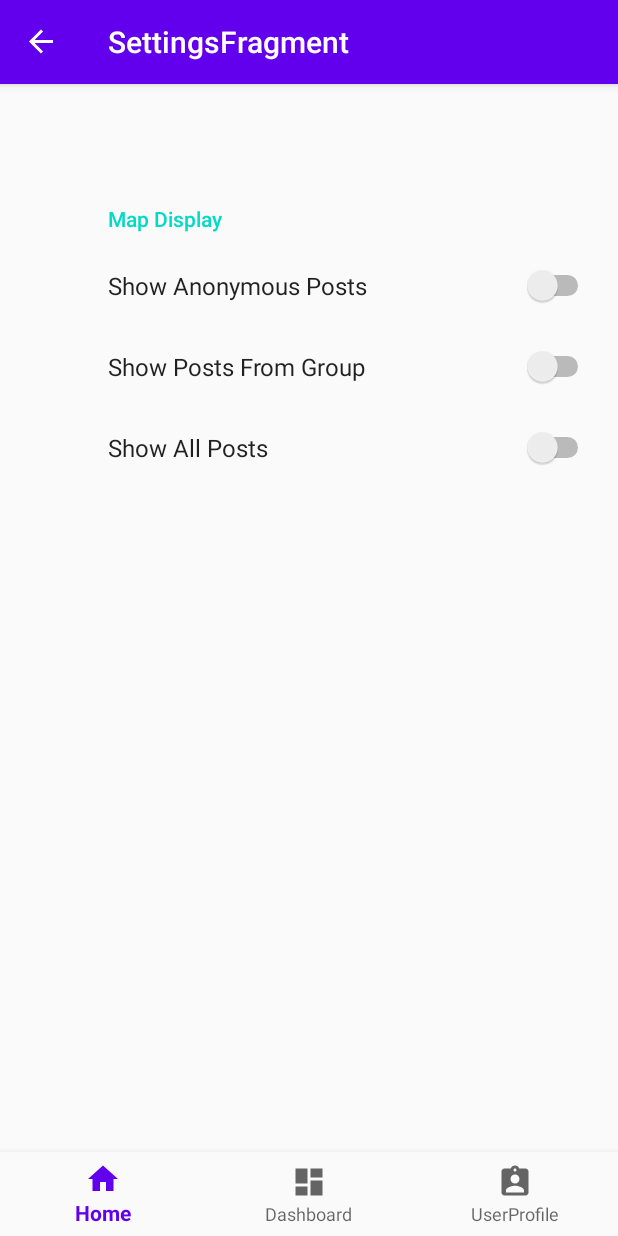
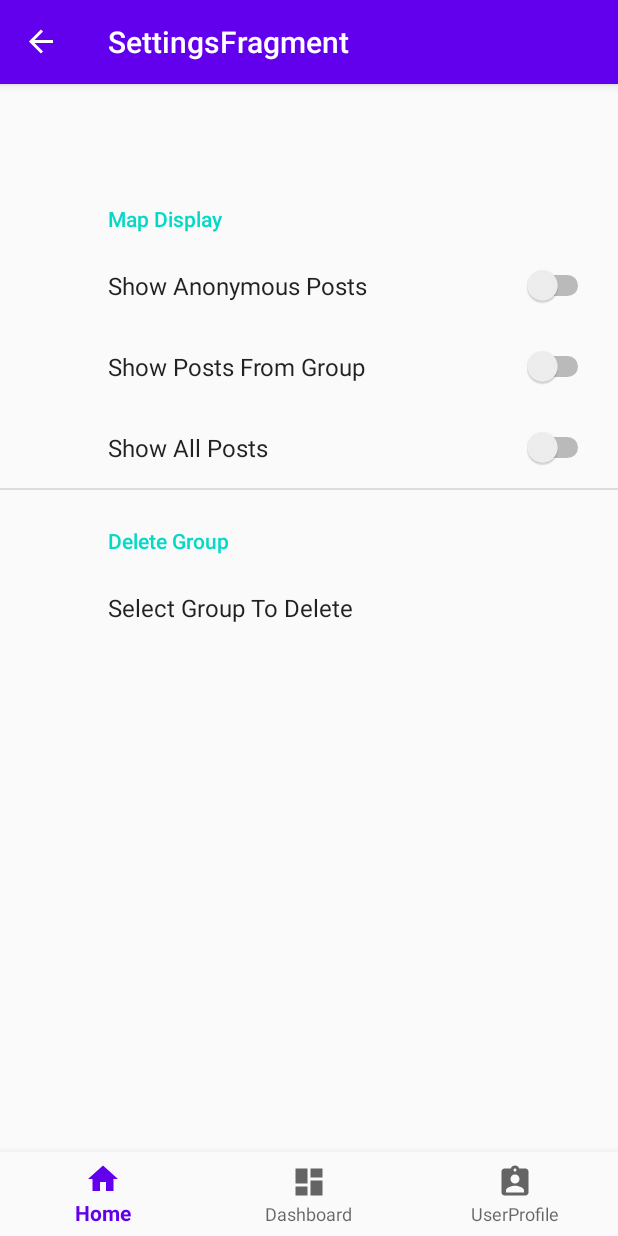
Before and after one commit to Chener-Zhang/Post-It-Social-Media-App, an Android app: the SettingsFragment screen opened through its navigation route, on a phone screen of 412 x 824 dp. Run offline under Robolectric (Android 15) with nearby library versions, the phone set to English and light mode, and no system bars; our stand-ins replace Firebase (no records; nobody signed in at launch, a user with empty details on screens opened directly), androidx.preference, navigation-ui.

Commit message:
*serialization for group class *need to turn list preference into spinner for deleting groups.

```diff
--- a/app/src/main/java/edu/temple/project_post_it/ui/UserProfile/SettingsFragment.java
+++ b/app/src/main/java/edu/temple/project_post_it/ui/UserProfile/SettingsFragment.java
@@ -17,7 +17,6 @@ import androidx.preference.SwitchPreference;
 import edu.temple.project_post_it.R;
 
 public class SettingsFragment extends PreferenceFragmentCompat implements SharedPreferences.OnSharedPreferenceChangeListener {
-    SharedPreferences preferences;
     Context context;
     SwitchPreference anon, group, all;
 
@@ -38,6 +37,9 @@ public class SettingsFragment extends PreferenceFragmentCompat implements Shared
     @Override
     public void onCreatePreferences(Bundle savedInstanceState, String rootKey) {
         setPreferencesFromResource(R.xml.root_preferences, rootKey);
+        anon = findPreference(context.getResources().getString(R.string.anon_key));
+        group = findPreference(context.getResources().getString(R.string.group_key));
+        all = findPreference(context.getResources().getString(R.string.all_key));
     }
 
     @Override
@@ -56,9 +58,6 @@ public class SettingsFragment extends PreferenceFragmentCompat implements Shared
     //clean up with some test code but preferences saved, need to implement flags in database
     @Override
     public void onSharedPreferenceChanged(SharedPreferences sharedPreferences, String key) {
-        SwitchPreference anon = findPreference(context.getResources().getString(R.string.anon_key));
-        SwitchPreference group = findPreference(context.getResources().getString(R.string.group_key));
-        SwitchPreference all = findPreference(context.getResources().getString(R.string.all_key));
         switch (key) {
             case "ANON KEY":
                 if (anon.isChecked()) {
--- a/app/src/main/java/edu/temple/project_post_it/ui/home/ImageCreationFragment.java
+++ b/app/src/main/java/edu/temple/project_post_it/ui/home/ImageCreationFragment.java
@@ -46,7 +46,7 @@ public class ImageCreationFragment extends Fragment {
     LatLng latLng;
     FirebaseUser currentUser;
     Activity activity;
-Uri imageUri;
+    Uri imageUri;
 
     String currentPhotoPath;
     static final int REQUEST_TAKE_PHOTO = 713;
--- a/app/src/main/res/values/arrays.xml
+++ b/app/src/main/res/values/arrays.xml
@@ -4,9 +4,4 @@
         <item>Reply</item>
         <item>Reply to all</item>
     </string-array>
-
-    <string-array name="reply_values">
-        <item>reply</item>
-        <item>reply_all</item>
-    </string-array>
 </resources>
--- a/app/src/main/res/values/strings.xml
+++ b/app/src/main/res/values/strings.xml
@@ -22,15 +22,20 @@
     <string name="hello_world">Hello Square World!</string>
     <!-- Preference Titles -->
     <string name="map_display">Map Display</string>
+    <string name="group_edit">Delete Group</string>
 
     <!-- Map Display Preferences -->
     <string name="show_group">Show Posts From Group</string>
     <string name="show_anon">Show Anonymous Posts</string>
     <string name="show_all">Show All Posts</string>
 
+    <!-- Delete Group Preferences -->
+    <string name="delete_group"> Select Group To Delete</string>
+
     <!-- Settings Keys -->
     <string name="anon_key">ANON KEY</string>
     <string name="group_key">GROUP KEY</string>
     <string name="all_key">ALL KEY</string>
+    <string name="delete_group_key"> DELETE GROUP KEY</string>
 
 </resources>
--- a/app/src/main/res/xml/root_preferences.xml
+++ b/app/src/main/res/xml/root_preferences.xml
@@ -4,6 +4,7 @@
     <PreferenceCategory app:title="@string/map_display">
 
         <SwitchPreference
+            android:id="@+id/enableAnonymous"
             android:defaultValue="false"
             android:key="@string/anon_key"
             android:title="@string/show_anon" />
@@ -19,5 +20,15 @@
             app:title="@string/show_all" />
 
     </PreferenceCategory>
+    <PreferenceCategory android:title="@string/group_edit">
+
+        <ListPreference
+            android:id="@+id/deleteGroups"
+            android:defaultValue="1"
+            android:entries="@array/reply_entries"
+            android:entryValues="@array/reply_entries"
+            android:key="@string/delete_group_key"
+            android:title="@string/delete_group" />
+    </PreferenceCategory>
 
 </PreferenceScreen>
```
